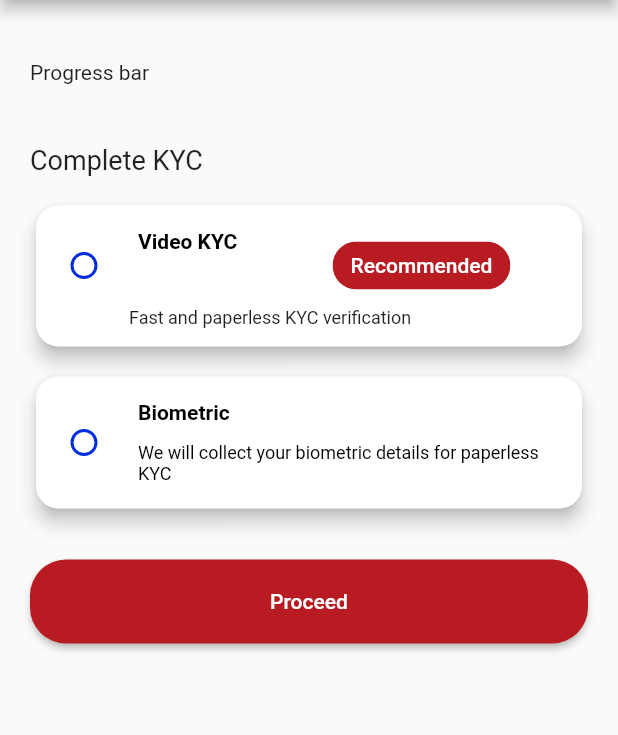
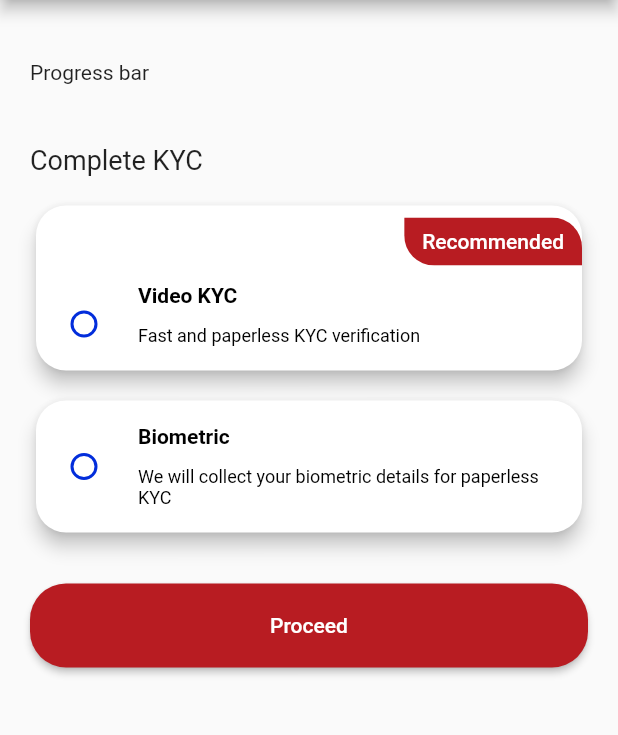
Before and after one commit to vaibhav7779/yesdemo, a Flutter app: the KYC screen opened directly, on a phone screen of 412 x 824 dp, the part 84-819 px from its top. Run offline on Flutter 3.47's test engine with Material 2 defaults, Android fonts, the phone set to English and light mode, and no system bars; our stand-ins replace cloud_firestore, firebase_auth, firebase_core; accounts and stored records are empty.

Commit message:
fixed kyc recome

```diff
--- a/lib/pages/common/kyc.dart
+++ b/lib/pages/common/kyc.dart
@@ -1,5 +1,4 @@
 import 'package:flutter/material.dart';
-import 'package:sar/pages/common/adharConfirmation.dart';
 import 'package:sar/pages/common/videoKyc.dart';
 
 enum ProductType { Gold, Silver, Dimond, Blank }
@@ -23,10 +22,7 @@
           icon: const Icon(Icons.arrow_back_ios, color: Colors.white),
           onPressed: () => Navigator.of(context).pop(),
         ),
-        actions: const <Widget>[
-          // Icon(Icons.question_mark_rounded),
-          SizedBox(width: 15)
-        ],
+        actions: const <Widget>[SizedBox(width: 15)],
       ),
       body: SingleChildScrollView(
         child: Padding(
@@ -53,68 +49,60 @@
               ),
               Card(
                 shape: RoundedRectangleBorder(
-                  borderRadius: BorderRadius.circular(15.0),
+                  borderRadius: BorderRadius.circular(20.0),
                 ),
                 elevation: 5,
                 child: Padding(
-                  padding: const EdgeInsets.all(12),
+                  padding: const EdgeInsets.only(left: 12, top: 0),
                   child: Column(
-                    mainAxisAlignment: MainAxisAlignment.start,
-                    crossAxisAlignment: CrossAxisAlignment.start,
                     children: [
-                      Row(
-                        children: [
-                          Expanded(
-                            child: RadioListTile<ProductType>(
+                      const Align(
+                        alignment: Alignment.topRight,
+                        child: Chip(
+                          shape: RoundedRectangleBorder(
+                              borderRadius: BorderRadius.only(
+                            topRight: Radius.circular(20),
+                            bottomLeft: Radius.circular(20),
+                          )),
+                          backgroundColor: Color(0xFFB81C22),
+                          labelStyle: TextStyle(color: Colors.white),
+                          label: Text('Recommended'),
+                        ),
+                      ),
+                      RadioListTile<ProductType>(
                         contentPadding: const EdgeInsets.all(0.0),
-                              shape: RoundedRectangleBorder(
-                                  borderRadius: BorderRadius.circular(5.0)),
                         value: ProductType.Gold,
                         groupValue: _productType,
-                              title: const Row(
+                        dense: true,
+                        title: const Column(
                             crossAxisAlignment: CrossAxisAlignment.start,
                             children: [
                               Text(
-                                    'Video KYC ',
+                                'Video KYC',
                                 style: TextStyle(
-                                        fontSize: 14,
-                                        fontWeight: FontWeight.bold),
-                                  ),
-                                  const Padding(
-                                    padding: EdgeInsets.only(left: 60.0),
-                                    child: Align(
-                                      alignment: Alignment.topLeft,
-                                      child: Chip(
-                                        backgroundColor: Color(0xFFB81C22),
-                                        labelStyle:
-                                            TextStyle(color: Colors.white),
-                                        label: Text('Recommended'),
-                                      ),
-                                    ),
+                                    fontSize: 14, fontWeight: FontWeight.bold),
                               ),
                               SizedBox(
                                 height: 12,
                               ),
-                                ],
+                              Padding(
+                                padding: EdgeInsets.only(bottom: 12.0),
+                                child: Text(
+                                  'Fast and paperless KYC verification',
+                                  style: TextStyle(
+                                      fontSize: 12,
+                                      fontWeight: FontWeight.w400),
                                 ),
-                              dense: true,
+                              ),
+                            ]),
                         onChanged: (value) {
                           setState(() {
                             _productType = value;
                           });
                         },
                       ),
-                          ),
-                        ],
-                      ),
-                      Padding(
-                        padding: const EdgeInsets.only(left: 50.0),
-                        child: Text(
-                          'Fast and paperless KYC verification',
-                          style: TextStyle(
-                              fontSize: 12, fontWeight: FontWeight.w400),
-                        ),
-                      ),
+
+                      // ),
                     ],
                   ),
                 ),
@@ -122,7 +110,7 @@
               const SizedBox(height: 12),
               Card(
                 shape: RoundedRectangleBorder(
-                  borderRadius: BorderRadius.circular(15.0),
+                  borderRadius: BorderRadius.circular(20.0),
                 ),
                 elevation: 5,
                 child: Padding(
@@ -177,7 +165,7 @@
                   ),
                 ),
               ),
-              SizedBox(
+              const SizedBox(
                 height: 30,
               ),
               Align(
```
Lines whose indentation alone changed are shown as unchanged.
